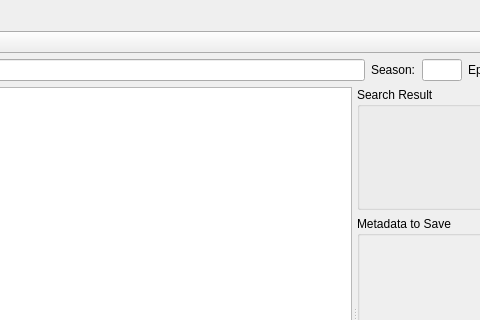
Old version of the form lib/ui/fetcherdialog.ui in the repository KDE/nepomuk-webminer; both pictures show x 180 to 660 and y 0 to 320 of the 866 by 604 pixel window.
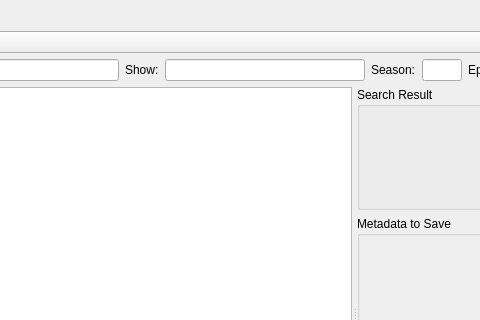
New version of the form. Custom widgets are drawn as their Qt base class.

Commit message: allow to serach for show and episode title

What changed in the file:
```diff
--- a/lib/ui/fetcherdialog.ui
+++ b/lib/ui/fetcherdialog.ui
@@ -86,6 +86,16 @@
          </property>
         </widget>
        </item>
+       <item>
+        <widget class="QLabel" name="labelShow">
+         <property name="text">
+          <string>Show:</string>
+         </property>
+        </widget>
+       </item>
+       <item>
+        <widget class="QLineEdit" name="lineEditShow"/>
+       </item>
        <item>
         <widget class="QLabel" name="labelSeason">
          <property name="text">
```
Left out of the diff: 2 changed lines with no effect on the pictures. The commit also changes 5 other files.
